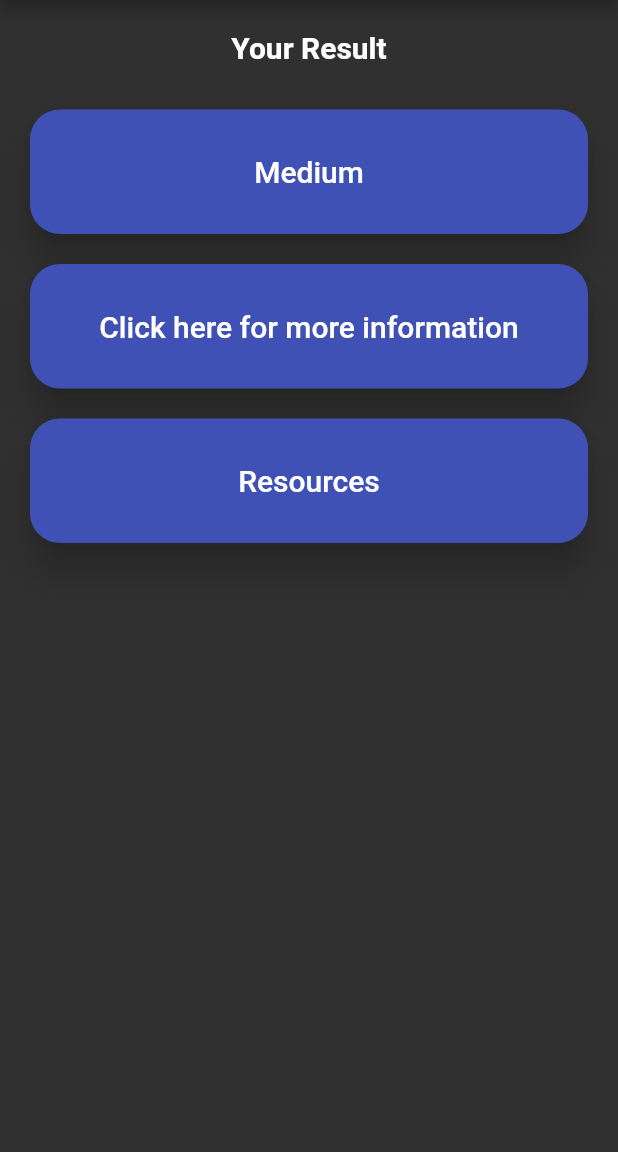
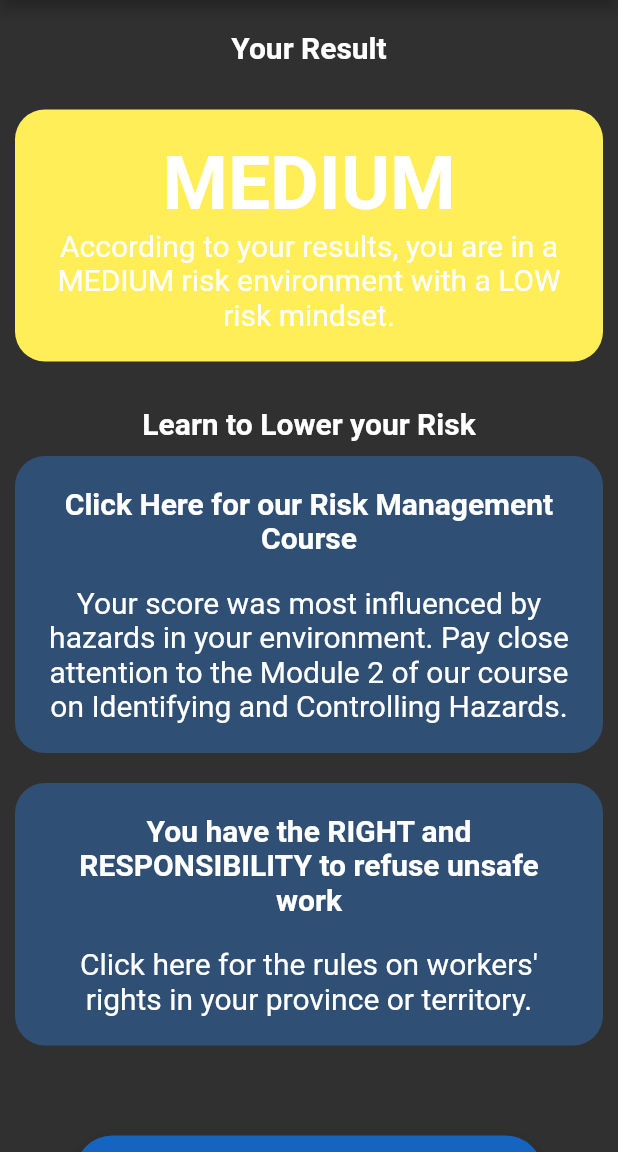
Before and after one commit to rjblee/risk-assessment-flutter, a Flutter app: the ResultScreen screen opened directly, on a phone screen of 412 x 824 dp, the part 84-1236 px from its top. Run offline on Flutter 3.47's test engine with Material 2 defaults, Android fonts, the phone set to English and light mode, and no system bars; our stand-ins replace flutter_spinkit, multi_select_flutter, webview_flutter.

Commit message:
Add spinkit for loading animation

```diff
--- a/lib/screens/result.dart
+++ b/lib/screens/result.dart
@@ -1,7 +1,11 @@
 import 'package:flutter/material.dart';
 import 'package:risk_assessment_flutter/appbar.dart';
+import 'package:risk_assessment_flutter/constants.dart';
 import 'environment.dart';
 import 'dart:async';
+import 'package:flutter_spinkit/flutter_spinkit.dart';
+
+import 'support.dart';
 
 class Result extends StatefulWidget {
   @override
@@ -9,25 +13,19 @@ class Result extends StatefulWidget {
 }
 
 class _ResultState extends State<Result> {
-  String state = 'state1';
-  @override
-  void initState() {
-    super.initState();
-  }
+  String state = 'loadingScreen';
 
   @override
   Widget build(BuildContext context) {
-    const loadingTime = const Duration(milliseconds: 2500);
+    const loadingTime = const Duration(milliseconds: 3000);
 
-    new Timer(
-        loadingTime,
-        () => {
+    new Timer(loadingTime, () {
       setState(() {
-                state = 'state2';
-              })
+        state = 'resultScreen';
+      });
     });
 
-    return state == 'state1' ? LoadingScreen() : ResultScreen();
+    return state == 'loadingScreen' ? LoadingScreen() : ResultScreen();
   }
 }
 
@@ -67,8 +65,16 @@ class IndustryBox extends StatelessWidget {
 class LoadingScreen extends StatelessWidget {
   @override
   Widget build(BuildContext context) {
-    return Container(
-      child: Text("Loading..."),
+    return Scaffold(
+      appBar: myAppBar(),
+      body: Container(
+        child: Center(
+          child: SpinKitDoubleBounce(
+            color: Color(0XFF3F51B5),
+            size: 100,
+          ),
+        ),
+      ),
     );
   }
 }
@@ -78,31 +84,113 @@ class ResultScreen extends StatelessWidget {
   Widget build(BuildContext context) {
     return Scaffold(
       appBar: myAppBar(),
-      body: Container(
-        child: Center(
-          child: Column(
-            mainAxisAlignment: MainAxisAlignment.start,
-            children: <Widget>[
+      body: ListView(
+        children: [
           Container(
             padding: EdgeInsets.all(20),
             child: Text(
               'Your Result',
               textAlign: TextAlign.center,
-                  style: TextStyle(fontSize: 20, fontWeight: FontWeight.bold),
+              style: kHeaderTextStyle,
             ),
           ),
-              Column(
-                mainAxisAlignment: MainAxisAlignment.start,
-                crossAxisAlignment: CrossAxisAlignment.stretch,
+          Container(
+            margin: EdgeInsets.all(10),
+            padding: EdgeInsets.all(20),
+            decoration: BoxDecoration(
+              borderRadius: BorderRadius.circular(20),
+              color: Colors.yellow[400],
+            ),
+            child: Column(
               children: [
-                  IndustryBox('Medium'),
-                  IndustryBox('Click here for more information'),
-                  IndustryBox('Resources'),
-                ],
+                Text(
+                  'MEDIUM',
+                  style: TextStyle(fontSize: 50, fontWeight: FontWeight.bold),
+                ),
+                Text(
+                  'According to your results, you are in a MEDIUM risk environment with a LOW risk mindset.',
+                  style: TextStyle(fontSize: 20),
+                  textAlign: TextAlign.center,
                 ),
               ],
             ),
           ),
+          SizedBox(height: 20),
+          Text(
+            'Learn to Lower your Risk',
+            style: kHeaderTextStyle,
+            textAlign: TextAlign.center,
+          ),
+          Container(
+            margin: EdgeInsets.all(10),
+            padding: EdgeInsets.all(20),
+            decoration: BoxDecoration(
+              borderRadius: BorderRadius.circular(20),
+              color: Color(0xFF2f7edb).withOpacity(0.4),
+            ),
+            child: Column(
+              children: [
+                Text(
+                  'Click Here for our Risk Management Course',
+                  style: kHeaderTextStyle,
+                  textAlign: TextAlign.center,
+                ),
+                SizedBox(height: 20),
+                Text(
+                  'Your score was most influenced by hazards in your environment. Pay close attention to the Module 2 of our course on Identifying and Controlling Hazards.',
+                  style: TextStyle(fontSize: 20),
+                  textAlign: TextAlign.center,
+                ),
+              ],
+            ),
+          ),
+          Container(
+            margin: EdgeInsets.all(10),
+            padding: EdgeInsets.all(20),
+            decoration: BoxDecoration(
+              borderRadius: BorderRadius.circular(20),
+              color: Color(0xFF2f7edb).withOpacity(0.4),
+            ),
+            child: Column(
+              children: [
+                Text(
+                  'You have the RIGHT and RESPONSIBILITY to refuse unsafe work',
+                  style: kHeaderTextStyle,
+                  textAlign: TextAlign.center,
+                ),
+                SizedBox(height: 20),
+                Text(
+                  'Click here for the rules on workers\' rights in your province or territory.',
+                  style: TextStyle(fontSize: 20),
+                  textAlign: TextAlign.center,
+                ),
+              ],
+            ),
+          ),
+          Container(
+            padding: EdgeInsets.all(50),
+            child: ElevatedButton(
+              child: Text(
+                "Finish",
+                style: TextStyle(fontSize: 20),
+              ),
+              onPressed: () {
+                Navigator.push(context, MaterialPageRoute(builder: (context) {
+                  return Support();
+                }));
+              },
+              style: ElevatedButton.styleFrom(
+                primary: Colors.blue[800],
+                onPrimary: Colors.white,
+                elevation: 10,
+                shape: RoundedRectangleBorder(
+                  borderRadius: BorderRadius.circular(25.0),
+                ),
+                padding: EdgeInsets.fromLTRB(30, 15, 30, 15),
+              ),
+            ),
+          ),
+        ],
       ),
     );
   }
```
Lines whose indentation alone changed are shown as unchanged.
